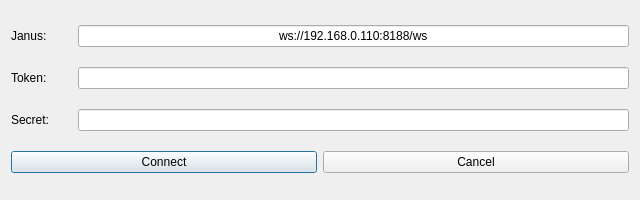
Before: the Qt Designer form UI/janus_connection_dialog.ui in ouxianghui/janus-client, drawn with Qt 5.
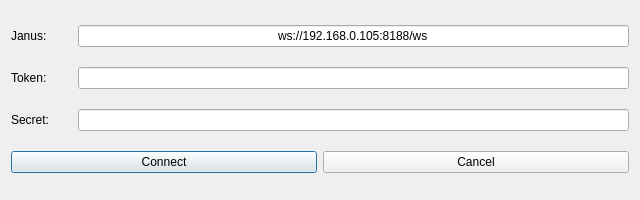
After: the same form once the commit is applied.

```diff
--- a/UI/janus_connection_dialog.ui
+++ b/UI/janus_connection_dialog.ui
@@ -26,7 +26,7 @@
      <item>
       <widget class="QLineEdit" name="serverUrlLineEdit">
        <property name="text">
-        <string>ws://192.168.0.110:8188/ws</string>
+        <string>ws://192.168.0.105:8188/ws</string>
        </property>
        <property name="alignment">
         <set>Qt::AlignCenter</set>
```
